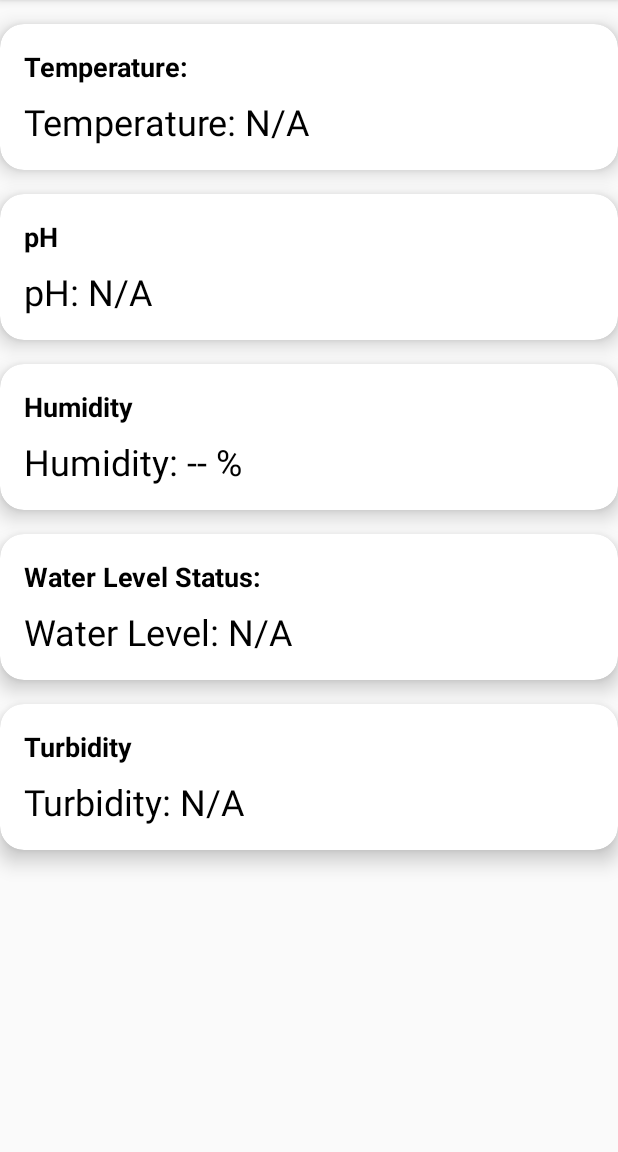
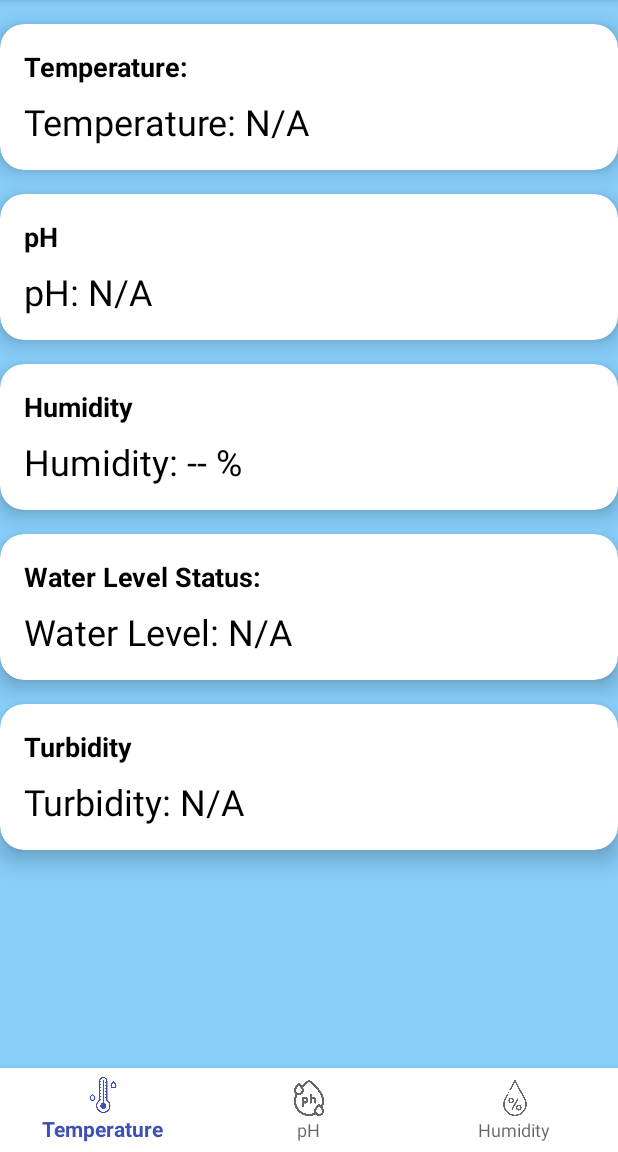
Before and after one commit to as13af/IoT-Based-Hydroponic-with-Blynk-API, an Android app built with Jetpack Compose: the screen it shows after launch (MainActivity), on a phone screen of 412 x 824 dp, the part 84-1236 px from its top. Run offline under Robolectric (Android 15) with nearby library versions, the phone set to English and light mode, and no system bars.

Commit message:
Colors Update & minor tweaking

```diff
--- a/HydroponicNewCelery/app/build.gradle
+++ b/HydroponicNewCelery/app/build.gradle
@@ -47,6 +47,7 @@ android {
 }
 
 dependencies {
+
     implementation 'androidx.cardview:cardview:1.0.0'
     implementation 'com.google.code.gson:gson:2.10'
     implementation "org.jetbrains:annotations:23.0.0"
@@ -57,6 +58,8 @@ dependencies {
     implementation 'androidx.activity:activity-compose:1.8.2'
     implementation platform('androidx.compose:compose-bom:2023.08.00')
     implementation 'androidx.compose.ui:ui'
+    implementation 'com.google.android.material:material:1.11.0'
+
     implementation 'androidx.compose.ui:ui-graphics'
     implementation 'androidx.compose.ui:ui-tooling-preview'
     implementation 'androidx.compose.material3:material3'
--- a/HydroponicNewCelery/app/src/main/res/layout/activity_main.xml
+++ b/HydroponicNewCelery/app/src/main/res/layout/activity_main.xml
@@ -2,7 +2,8 @@
 <RelativeLayout xmlns:android="http://schemas.android.com/apk/res/android"
     xmlns:app="http://schemas.android.com/apk/res-auto"
     android:layout_width="match_parent"
-    android:layout_height="match_parent">
+    android:layout_height="match_parent"
+    android:background="#87CEFA">
 
     <!-- CardView for Temperature -->
     <androidx.cardview.widget.CardView
@@ -11,7 +12,8 @@
         android:layout_height="wrap_content"
         android:layout_marginTop="16dp"
         app:cardCornerRadius="16dp"
-        app:cardElevation="8dp">
+        app:cardElevation="8dp"
+        >
 
         <Button
             android:id="@+id/temperatureButton"
@@ -228,4 +230,12 @@
         </LinearLayout>
     </androidx.cardview.widget.CardView>
 
+    <com.google.android.material.bottomnavigation.BottomNavigationView
+        android:id="@+id/bottom_navigation"
+        android:layout_width="match_parent"
+        android:layout_height="wrap_content"
+        android:layout_alignParentBottom="true"
+        app:menu="@menu/bottom_navigation_menu"
+        app:itemBackground="@android:color/white"
+        />
 </RelativeLayout>
--- a/HydroponicNewCelery/app/src/main/res/layout/activity_ph.xml
+++ b/HydroponicNewCelery/app/src/main/res/layout/activity_ph.xml
@@ -1,8 +1,11 @@
 <?xml version="1.0" encoding="utf-8"?>
 <RelativeLayout xmlns:android="http://schemas.android.com/apk/res/android"
     android:layout_width="match_parent"
-    android:layout_height="match_parent">
+    android:layout_height="match_parent"
+    android:background="#87CEFA">
 
+    <!-- Include the common base layout -->
+    <include layout="@layout/activity_base" />
     <!-- Rule 1: Strive for Consistency -->
     <TextView
         android:id="@+id/phValueTextView"
--- a/HydroponicNewCelery/app/src/main/res/layout/activity_turbidity.xml
+++ b/HydroponicNewCelery/app/src/main/res/layout/activity_turbidity.xml
@@ -1,7 +1,10 @@
 <?xml version="1.0" encoding="utf-8"?>
 <RelativeLayout xmlns:android="http://schemas.android.com/apk/res/android"
     android:layout_width="match_parent"
-    android:layout_height="match_parent">
+    android:layout_height="match_parent"
+    android:background="#87CEFA">
+    <!-- Include the common base layout -->
+    <include layout="@layout/activity_base" />
 
     <TextView
         android:id="@+id/turbidityValueTextView"
--- /dev/null
+++ b/HydroponicNewCelery/app/src/main/res/menu/bottom_navigation_menu.xml
@@ -0,0 +1,18 @@
+<?xml version="1.0" encoding="utf-8"?>
+<menu xmlns:android="http://schemas.android.com/apk/res/android">
+
+    <item
+        android:id="@+id/action_temperature"
+        android:title="@string/menu_temperature"
+        android:icon="@drawable/ic_weather_sunny" />
+
+    <item
+        android:id="@+id/action_ph"
+        android:title="@string/menu_ph"
+        android:icon="@drawable/ic_ph" />
+
+    <item
+        android:id="@+id/action_humidity"
+        android:title="@string/menu_humidity"
+        android:icon="@drawable/ic_humidity_icon" />
+</menu>
--- a/HydroponicNewCelery/app/src/main/res/values/strings.xml
+++ b/HydroponicNewCelery/app/src/main/res/values/strings.xml
@@ -9,6 +9,9 @@
     <string name="water_level_description">Water Level Button</string>
     <string name="turbidity_description">Turbidity Button</string>
 
+    <string name="menu_temperature">Temperature</string>
+    <string name="menu_ph">pH</string>
+    <string name="menu_humidity">Humidity</string>
 
     <string name="temperature_button_description">Temperature Button</string>
     <string name="ph_button_description">pH Button</string>
```
Also changed, not shown: HydroponicNewCelery/app/src/main/java/com/example/hydroponicnewcelery/BaseActivity.java (added, +37 -0 lines), HydroponicNewCelery/app/src/main/java/com/example/hydroponicnewcelery/MainActivity.java (+23 -1 lines), HydroponicNewCelery/app/src/main/res/layout/activity_base.xml (added, +17 -0 lines), HydroponicNewCelery/app/src/main/res/layout/activity_humidity.xml (+6 -2 lines), HydroponicNewCelery/app/src/main/res/layout/activity_temperature.xml (+15 -14 lines), HydroponicNewCelery/app/src/main/res/layout/activity_ultrasonic.xml (+15 -12 lines), HydroponicNewCelery/app/src/main/res/drawable/ic_ph.png (added).
